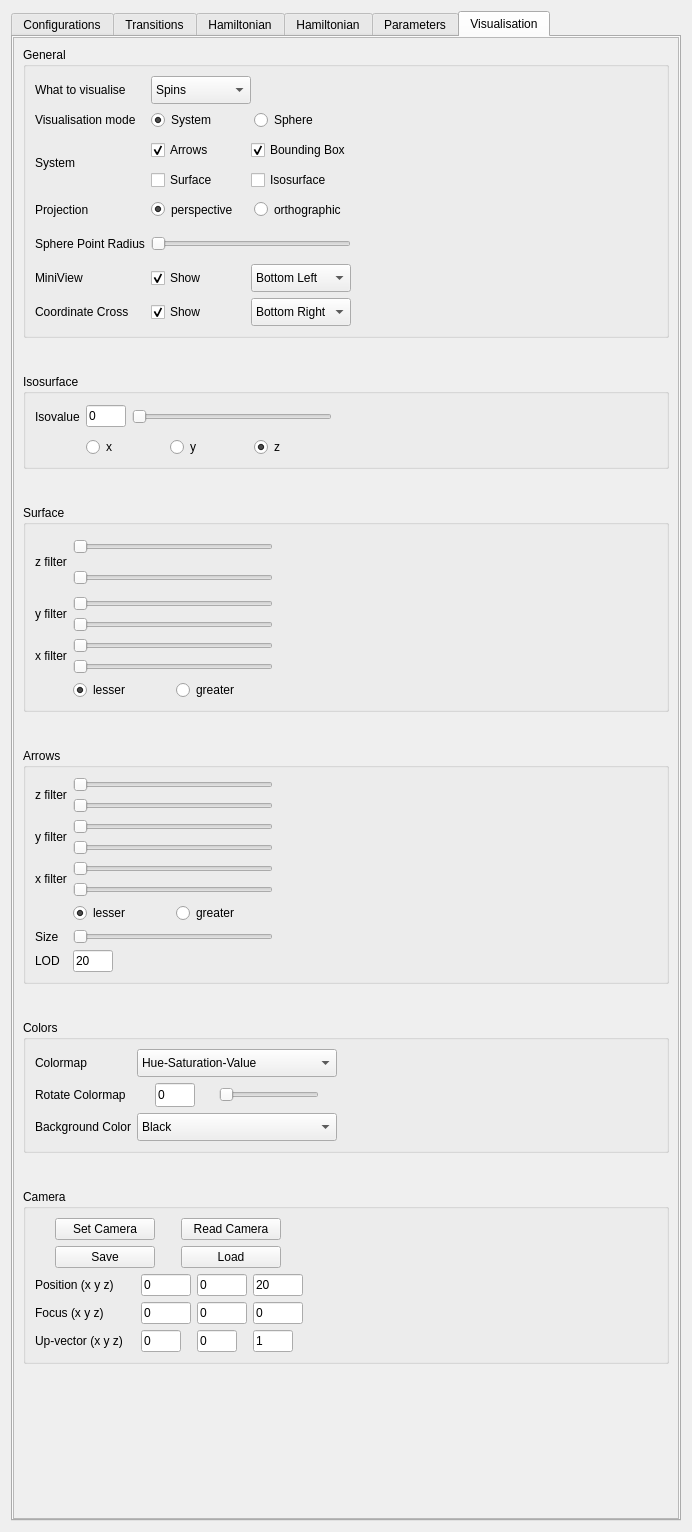
Qt form ui-qt/ui/SettingsWidget.ui (spirit-code/spirit) before a commit.
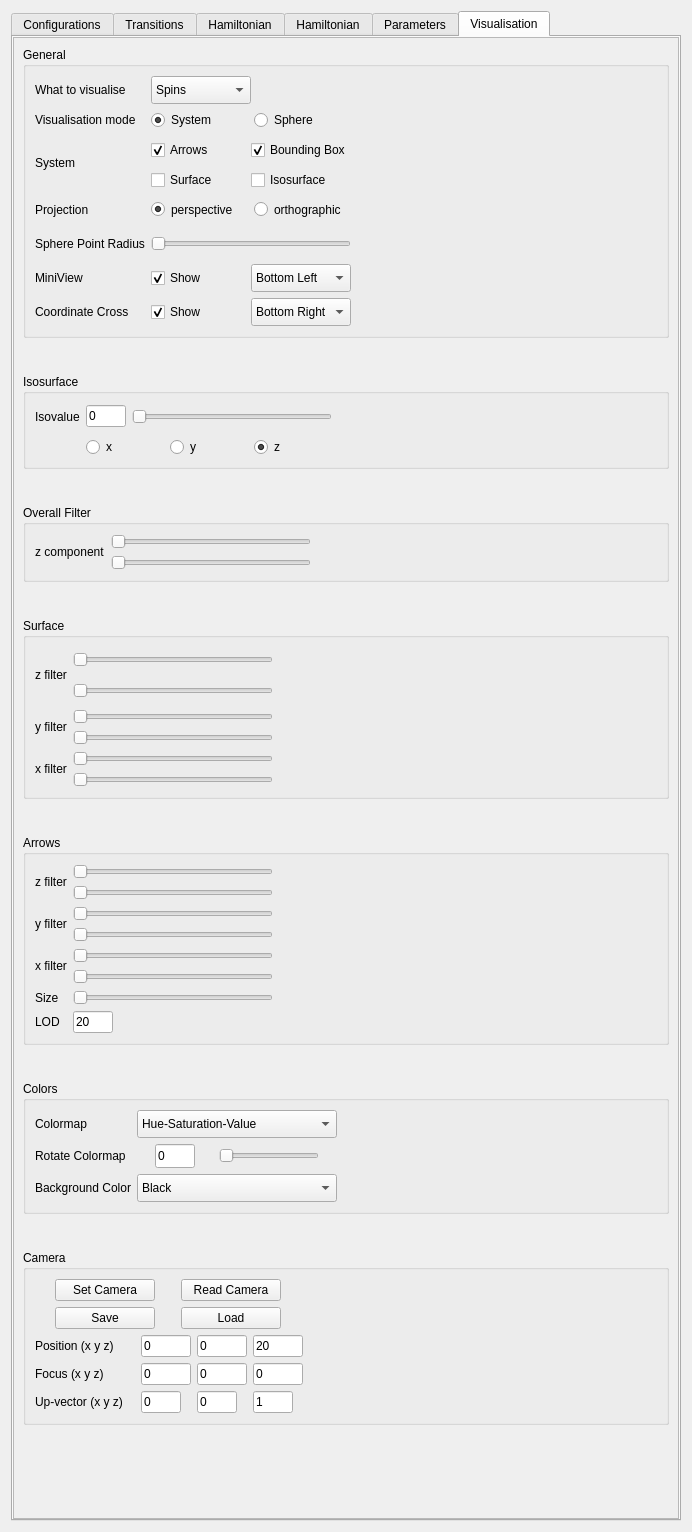
The same form after that commit. The open tabs and pages were chosen to show the change.

Commit message: UI-QT: fixed 2D surface and cleaned up Vis. UI

```diff
--- a/ui-qt/ui/SettingsWidget.ui
+++ b/ui-qt/ui/SettingsWidget.ui
@@ -3717,31 +3717,99 @@
              </property>
             </spacer>
            </item>
+           <item>
+            <widget class="QGroupBox" name="groupBox_10">
+             <property name="title">
+              <string>Overall Filter</string>
+             </property>
+             <layout class="QGridLayout" name="gridLayout_71">
+              <item row="0" column="1">
+               <layout class="QGridLayout" name="gridLayout_68">
+                <item row="0" column="0">
+                 <widget class="QSlider" name="horizontalSlider_overall_zmin">
+                  <property name="maximumSize">
+                   <size>
+                    <width>200</width>
+                    <height>16777215</height>
+                   </size>
+                  </property>
+                  <property name="orientation">
+                   <enum>Qt::Horizontal</enum>
+                  </property>
+                 </widget>
+                </item>
+                <item row="1" column="0">
+                 <widget class="QSlider" name="horizontalSlider_overall_zmax">
+                  <property name="maximumSize">
+                   <size>
+                    <width>200</width>
+                    <height>16777215</height>
+                   </size>
+                  </property>
+                  <property name="orientation">
+                   <enum>Qt::Horizontal</enum>
+                  </property>
+                 </widget>
+                </item>
+               </layout>
+              </item>
+              <item row="0" column="0">
+               <widget class="QLabel" name="label_7">
+                <property name="text">
+                 <string>z component</string>
+                </property>
+               </widget>
+              </item>
+              <item row="0" column="2">
+               <spacer name="horizontalSpacer_42">
+                <property name="orientation">
+                 <enum>Qt::Horizontal</enum>
+                </property>
+                <property name="sizeHint" stdset="0">
+                 <size>
+                  <width>40</width>
+                  <height>20</height>
+                 </size>
+                </property>
+               </spacer>
+              </item>
+             </layout>
+            </widget>
+           </item>
+           <item>
+            <spacer name="verticalSpacer_18">
+             <property name="orientation">
+              <enum>Qt::Vertical</enum>
+             </property>
+             <property name="sizeType">
+              <enum>QSizePolicy::Maximum</enum>
+             </property>
+             <property name="sizeHint" stdset="0">
+              <size>
+               <width>20</width>
+               <height>30</height>
+              </size>
+             </property>
+            </spacer>
+           </item>
            <item>
             <widget class="QGroupBox" name="groupBox_14">
              <property name="title">
               <string>Surface</string>
              </property>
              <layout class="QGridLayout" name="gridLayout_64">
-              <item row="1" column="0">
-               <widget class="QLabel" name="label_5">
-                <property name="text">
-                 <string>y filter</string>
+              <item row="0" column="2">
+               <spacer name="horizontalSpacer_41">
+                <property name="orientation">
+                 <enum>Qt::Horizontal</enum>
                 </property>
-               </widget>
-              </item>
-              <item row="0" column="0">
-               <widget class="QLabel" name="label_36">
-                <property name="minimumSize">
+                <property name="sizeHint" stdset="0">
                  <size>
-                  <width>0</width>
-                  <height>28</height>
+                  <width>40</width>
+                  <height>20</height>
                  </size>
                 </property>
-                <property name="text">
-                 <string>z filter</string>
-                </property>
-               </widget>
+               </spacer>
               </item>
               <item row="0" column="1">
                <layout class="QGridLayout" name="gridLayout_51">
@@ -3785,25 +3853,18 @@
                 </item>
                </layout>
               </item>
-              <item row="2" column="0">
-               <widget class="QLabel" name="label_6">
-                <property name="text">
-                 <string>x filter</string>
-                </property>
-               </widget>
-              </item>
-              <item row="0" column="2">
-               <spacer name="horizontalSpacer_41">
-                <property name="orientation">
-                 <enum>Qt::Horizontal</enum>
-                </property>
-                <property name="sizeHint" stdset="0">
+              <item row="0" column="0">
+               <widget class="QLabel" name="label_36">
+                <property name="minimumSize">
                  <size>
-                  <width>40</width>
-                  <height>20</height>
+                  <width>0</width>
+                  <height>28</height>
                  </size>
                 </property>
-               </spacer>
+                <property name="text">
+                 <string>z filter</string>
+                </property>
+               </widget>
               </item>
               <item row="2" column="1">
                <layout class="QGridLayout" name="gridLayout_53">
@@ -3835,6 +3896,20 @@
                 </item>
                </layout>
               </item>
+              <item row="1" column="0">
+               <widget class="QLabel" name="label_5">
+                <property name="text">
+                 <string>y filter</string>
+                </property>
+               </widget>
+              </item>
+              <item row="2" column="0">
+               <widget class="QLabel" name="label_6">
+                <property name="text">
+                 <string>x filter</string>
+                </property>
+               </widget>
+              </item>
               <item row="1" column="1">
                <layout class="QGridLayout" name="gridLayout_49">
                 <item row="0" column="0">
@@ -3865,39 +3940,6 @@
                 </item>
                </layout>
               </item>
-              <item row="3" column="1">
-               <layout class="QGridLayout" name="gridLayout_65">
-                <item row="0" column="0">
-                 <widget class="QRadioButton" name="radioButton_surface_lesser">
-                  <property name="maximumSize">
-                   <size>
-                    <width>100</width>
-                    <height>16777215</height>
-                   </size>
-                  </property>
-                  <property name="text">
-                   <string>lesser</string>
-                  </property>
-                  <property name="checked">
-                   <bool>true</bool>
-                  </property>
-                 </widget>
-                </item>
-                <item row="0" column="1">
-                 <widget class="QRadioButton" name="radioButton_surface_greater">
-                  <property name="maximumSize">
-                   <size>
-                    <width>100</width>
-                    <height>16777215</height>
-                   </size>
-                  </property>
-                  <property name="text">
-                   <string>greater</string>
-                  </property>
-                 </widget>
-                </item>
-               </layout>
-              </item>
              </layout>
             </widget>
            </item>
@@ -3923,68 +3965,26 @@
               <string>Arrows</string>
              </property>
              <layout class="QGridLayout" name="gridLayout_66">
-              <item row="1" column="1">
-               <layout class="QGridLayout" name="gridLayout_69">
-                <item row="0" column="0">
-                 <widget class="QSlider" name="horizontalSlider_arrows_ymin">
-                  <property name="maximumSize">
-                   <size>
-                    <width>200</width>
-                    <height>16777215</height>
-                   </size>
-                  </property>
-                  <property name="orientation">
-                   <enum>Qt::Horizontal</enum>
-                  </property>
-                 </widget>
-                </item>
                 <item row="1" column="0">
-                 <widget class="QSlider" name="horizontalSlider_arrows_ymax">
-                  <property name="maximumSize">
-                   <size>
-                    <width>200</width>
-                    <height>16777215</height>
-                   </size>
-                  </property>
-                  <property name="orientation">
-                   <enum>Qt::Horizontal</enum>
+               <widget class="QLabel" name="label_59">
+                <property name="text">
+                 <string>y filter</string>
                   </property>
                  </widget>
                 </item>
-               </layout>
-              </item>
-              <item row="3" column="1">
-               <layout class="QGridLayout" name="gridLayout_71">
                 <item row="2" column="0">
-                 <widget class="QRadioButton" name="radioButton_arrows_lesser">
-                  <property name="maximumSize">
-                   <size>
-                    <width>100</width>
-                    <height>16777215</height>
-                   </size>
-                  </property>
+               <widget class="QLabel" name="label_60">
                   <property name="text">
-                   <string>lesser</string>
-                  </property>
-                  <property name="checked">
-                   <bool>true</bool>
-                  </property>
-                 </widget>
-                </item>
-                <item row="2" column="1">
-                 <widget class="QRadioButton" name="radioButton_arrows_greater">
-                  <property name="maximumSize">
-                   <size>
-                    <width>100</width>
-                    <height>16777215</height>
-                   </size>
-                  </property>
+                 <string>x filter</string>
+                </property>
+               </widget>
+              </item>
+              <item row="4" column="0">
+               <widget class="QLabel" name="label_39">
                   <property name="text">
-                   <string>greater</string>
-                  </property>
-                 </widget>
-                </item>
-               </layout>
+                 <string>LOD</string>
+                </property>
+               </widget>
               </item>
               <item row="2" column="1">
                <layout class="QGridLayout" name="gridLayout_70">
@@ -4016,30 +4016,10 @@
                 </item>
                </layout>
               </item>
-              <item row="2" column="0">
-               <widget class="QLabel" name="label_60">
-                <property name="text">
-                 <string>x filter</string>
-                </property>
-               </widget>
-              </item>
-              <item row="0" column="2">
-               <spacer name="horizontalSpacer_38">
-                <property name="orientation">
-                 <enum>Qt::Horizontal</enum>
-                </property>
-                <property name="sizeHint" stdset="0">
-                 <size>
-                  <width>40</width>
-                  <height>20</height>
-                 </size>
-                </property>
-               </spacer>
-              </item>
-              <item row="0" column="1">
-               <layout class="QGridLayout" name="gridLayout_68">
+              <item row="1" column="1">
+               <layout class="QGridLayout" name="gridLayout_69">
                 <item row="0" column="0">
-                 <widget class="QSlider" name="horizontalSlider_arrows_zmin">
+                 <widget class="QSlider" name="horizontalSlider_arrows_ymin">
                   <property name="maximumSize">
                    <size>
                     <width>200</width>
@@ -4052,7 +4032,7 @@
                  </widget>
                 </item>
                 <item row="1" column="0">
-                 <widget class="QSlider" name="horizontalSlider_arrows_zmax">
+                 <widget class="QSlider" name="horizontalSlider_arrows_ymax">
                   <property name="maximumSize">
                    <size>
                     <width>200</width>
@@ -4066,34 +4046,7 @@
                 </item>
                </layout>
               </item>
-              <item row="0" column="0">
-               <widget class="QLabel" name="label_7">
-                <property name="text">
-                 <string>z filter</string>
-                </property>
-               </widget>
-              </item>
-              <item row="1" column="0">
-               <widget class="QLabel" name="label_59">
-                <property name="text">
-                 <string>y filter</string>
-                </property>
-               </widget>
-              </item>
-              <item row="4" column="1">
-               <widget class="QSlider" name="horizontalSlider_arrowsize">
-                <property name="maximumSize">
-                 <size>
-                  <width>200</width>
-                  <height>16777215</height>
-                 </size>
-                </property>
-                <property name="orientation">
-                 <enum>Qt::Horizontal</enum>
-                </property>
-               </widget>
-              </item>
-              <item row="4" column="0">
+              <item row="3" column="0">
                <widget class="QLabel" name="label_35">
                 <property name="maximumSize">
                  <size>
@@ -4106,14 +4059,7 @@
                 </property>
                </widget>
               </item>
-              <item row="5" column="0">
-               <widget class="QLabel" name="label_39">
-                <property name="text">
-                 <string>LOD</string>
-                </property>
-               </widget>
-              </item>
-              <item row="5" column="1">
+              <item row="4" column="1">
                <widget class="QLineEdit" name="lineEdit_arrows_lod">
                 <property name="maximumSize">
                  <size>
@@ -4126,6 +4072,69 @@
                 </property>
                </widget>
               </item>
+              <item row="3" column="1">
+               <widget class="QSlider" name="horizontalSlider_arrowsize">
+                <property name="maximumSize">
+                 <size>
+                  <width>200</width>
+                  <height>16777215</height>
+                 </size>
+                </property>
+                <property name="orientation">
+                 <enum>Qt::Horizontal</enum>
+                </property>
+               </widget>
+              </item>
+              <item row="0" column="0">
+               <widget class="QLabel" name="label_40">
+                <property name="text">
+                 <string>z filter</string>
+                </property>
+               </widget>
+              </item>
+              <item row="0" column="1">
+               <layout class="QGridLayout" name="gridLayout_65">
+                <item row="0" column="0">
+                 <widget class="QSlider" name="horizontalSlider">
+                  <property name="maximumSize">
+                   <size>
+                    <width>200</width>
+                    <height>16777215</height>
+                   </size>
+                  </property>
+                  <property name="orientation">
+                   <enum>Qt::Horizontal</enum>
+                  </property>
+                 </widget>
+                </item>
+                <item row="1" column="0">
+                 <widget class="QSlider" name="horizontalSlider_2">
+                  <property name="maximumSize">
+                   <size>
+                    <width>200</width>
+                    <height>16777215</height>
+                   </size>
+                  </property>
+                  <property name="orientation">
+                   <enum>Qt::Horizontal</enum>
+                  </property>
+                 </widget>
+                </item>
+               </layout>
+              </item>
+              <item row="0" column="2">
+               <spacer name="horizontalSpacer_38">
+                <property name="orientation">
+                 <enum>Qt::Horizontal</enum>
+                </property>
+                <property name="sizeHint" stdset="0">
+                 <size>
+                  <width>40</width>
+                  <height>20</height>
+                 </size>
+                </property>
+               </spacer>
+              </item>
              </layout>
             </widget>
            </item>
```
Lines whose indentation alone changed are shown as unchanged. The commit also changes 5 other files.
